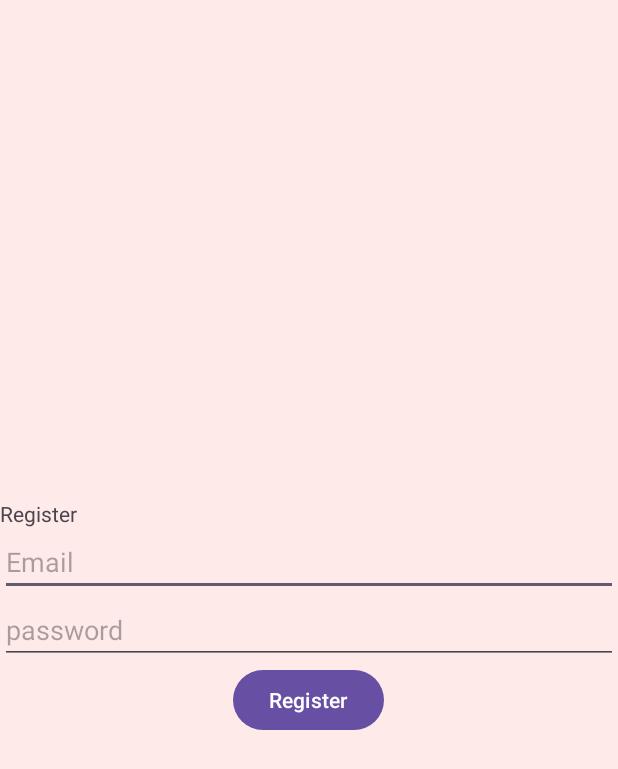
After one commit to C4MCI/BeHealthy, an Android app: the register screen opened directly, with no data from a screen before it, on a phone screen of 412 x 824 dp. The commit adds this screen. Shown: the top 769 px of the screen. Run offline under Robolectric (Android 15) with nearby library versions, the phone set to English and light mode, and no system bars; our stand-ins replace Firebase (no records; nobody signed in at launch, a user with empty details on screens opened directly); Roboto replaces fonts that are not available here.

Commit message:
Register sayfasi

```diff
--- a/app/src/main/java/com/example/cilek_adam/MainActivity.java
+++ b/app/src/main/java/com/example/cilek_adam/MainActivity.java
@@ -16,14 +16,14 @@ public class MainActivity extends AppCompatActivity {
         ((Button)findViewById(R.id.button)).setOnClickListener(new View.OnClickListener() {
             @Override
             public void onClick(View v) {
-                Intent i = new Intent(MainActivity.this, MainActivity2.class);
+                Intent i = new Intent(MainActivity.this, logIn.class);
                 startActivity(i);
             }
         });
         ((Button)findViewById(R.id.button2)).setOnClickListener(new View.OnClickListener() {
             @Override
             public void onClick(View v) {
-                Intent i = new Intent(MainActivity.this, MainActivity3.class);
+                Intent i = new Intent(MainActivity.this, register.class);
                 startActivity(i);
             }
         });
--- a/app/src/main/java/com/example/cilek_adam/MainActivity3.java
+++ b/app/src/main/java/com/example/cilek_adam/logIn.java
@@ -4,11 +4,11 @@ import androidx.appcompat.app.AppCompatActivity;
 
 import android.os.Bundle;
 
-public class MainActivity3 extends AppCompatActivity {
+public class logIn extends AppCompatActivity {
 
     @Override
     protected void onCreate(Bundle savedInstanceState) {
         super.onCreate(savedInstanceState);
-        setContentView(R.layout.activity_main3);
+        setContentView(R.layout.login);
     }
 }
--- /dev/null
+++ b/app/src/main/java/com/example/cilek_adam/register.java
@@ -0,0 +1,73 @@
+package com.example.cilek_adam;
+
+import androidx.annotation.NonNull;
+import androidx.appcompat.app.AppCompatActivity;
+
+import android.os.Bundle;
+import android.text.TextUtils;
+import android.util.Log;
+import android.view.View;
+import android.widget.Button;
+import android.widget.EditText;
+import android.widget.ProgressBar;
+import android.widget.Toast;
+
+import com.google.android.gms.tasks.OnCompleteListener;
+import com.google.android.gms.tasks.Task;
+import com.google.android.material.textfield.TextInputEditText;
+import com.google.firebase.auth.AuthResult;
+import com.google.firebase.auth.FirebaseAuth;
+import com.google.firebase.auth.FirebaseUser;
+
+public class register extends AppCompatActivity {
+    TextInputEditText editTextEmail, editTextPassword;
+    Button regButton;
+    ProgressBar progressBar;
+    FirebaseAuth mAuth;
+    @Override
+    protected void onCreate(Bundle savedInstanceState) {
+        super.onCreate(savedInstanceState);
+        setContentView(R.layout.register);
+        mAuth = FirebaseAuth.getInstance();
+        editTextEmail = findViewById(R.id.regEmail);
+        editTextPassword = findViewById(R.id.regPassword);
+        regButton = findViewById(R.id.registerButton);
+        progressBar = findViewById(R.id.regProgressBar);
+        regButton.setOnClickListener(new View.OnClickListener() {
+            @Override
+            public void onClick(View v) {
+                progressBar.setVisibility(View.VISIBLE);
+                String email,password;
+                email = String.valueOf(editTextEmail.getText().toString());
+                password = String.valueOf(editTextPassword.getText().toString());
+                if(TextUtils.isEmpty(email)){
+                    Toast.makeText(register.this, "Enter email", Toast.LENGTH_SHORT).show();
+                    return;
+                } else if(TextUtils.isEmpty(password)){
+                    Toast.makeText(register.this, "Enter password", Toast.LENGTH_SHORT).show();
+                    return;
+                }
+                mAuth.createUserWithEmailAndPassword(email, password)
+                        .addOnCompleteListener(new OnCompleteListener<AuthResult>() {
+                            @Override
+                            public void onComplete(@NonNull Task<AuthResult> task) {
+                                progressBar.setVisibility(View.GONE);
+
+                                if (task.isSuccessful()) {
+                                    Toast.makeText(register.this, "Account created.",
+                                            Toast.LENGTH_SHORT).show();
+
+                                } else {
+                                    // If sign in fails, display a message to the user.
+                                    Toast.makeText(register.this, "Authentication failed.",
+                                            Toast.LENGTH_SHORT).show();
+
+                                }
+                            }
+                        });
+
+
+            }
+        });
+    }
+}
--- a/app/src/main/res/layout/activity_main.xml
+++ b/app/src/main/res/layout/activity_main.xml
@@ -4,7 +4,7 @@
     xmlns:tools="http://schemas.android.com/tools"
     android:layout_width="match_parent"
     android:layout_height="match_parent"
-    android:background="#FFB3B3"
+    android:background="#FFEAEA"
     tools:context=".MainActivity">
 
     <LinearLayout
@@ -42,7 +42,6 @@
             android:id="@+id/button"
             android:layout_width="350dp"
             android:layout_height="wrap_content"
-            android:background="#E6E3E3"
             android:text="@string/gırısYap" />
 
         <Space
--- /dev/null
+++ b/app/src/main/res/layout/register.xml
@@ -0,0 +1,46 @@
+<?xml version="1.0" encoding="utf-8"?>
+<LinearLayout xmlns:android="http://schemas.android.com/apk/res/android"
+    xmlns:app="http://schemas.android.com/apk/res-auto"
+    xmlns:tools="http://schemas.android.com/tools"
+    android:layout_width="match_parent"
+    android:layout_height="match_parent"
+    android:gravity="center"
+    android:background="#FFEAEA"
+    android:orientation="vertical"
+    tools:context=".register">
+
+    <TextView
+        android:id="@+id/textView2"
+        android:layout_width="match_parent"
+        android:layout_height="wrap_content"
+        android:text="Register"
+        tools:layout_editor_absoluteX="124dp"
+        tools:layout_editor_absoluteY="125dp" />
+
+    <com.google.android.material.textfield.TextInputEditText
+        android:id="@+id/regEmail"
+        android:layout_width="match_parent"
+        android:layout_height="wrap_content"
+        android:ems="10"
+        android:hint="Email"
+        android:inputType="textEmailAddress" />
+
+    <com.google.android.material.textfield.TextInputEditText
+        android:id="@+id/regPassword"
+        android:layout_width="match_parent"
+        android:layout_height="wrap_content"
+        android:ems="10"
+        android:hint="password"
+        android:inputType="textPassword" />
+    <ProgressBar
+        android:id="@+id/regProgressBar"
+        android:visibility="gone"
+    android:layout_width="wrap_content"
+    android:layout_height="wrap_content"></ProgressBar>
+    <Button
+        android:id="@+id/registerButton"
+        android:layout_width="wrap_content"
+        android:layout_height="wrap_content"
+        android:text="Register" />
+
+</LinearLayout>
```
Also changed, not shown: app/src/main/AndroidManifest.xml (+7 -4 lines), app/src/main/java/com/example/cilek_adam/MainActivity2.java (deleted, +0 -14 lines), app/src/main/res/layout/activity_main2.xml (deleted, +0 -9 lines), app/src/main/res/layout/activity_main3.xml (deleted, +0 -9 lines), app/src/main/res/layout/login.xml (added, +47 -0 lines).
